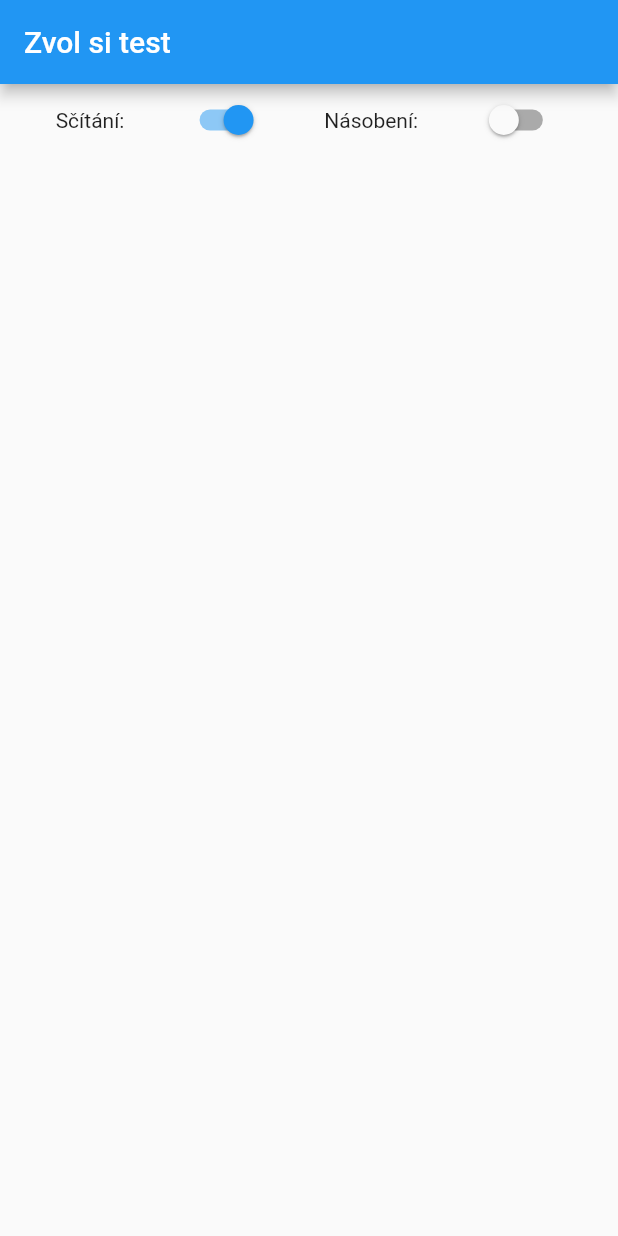
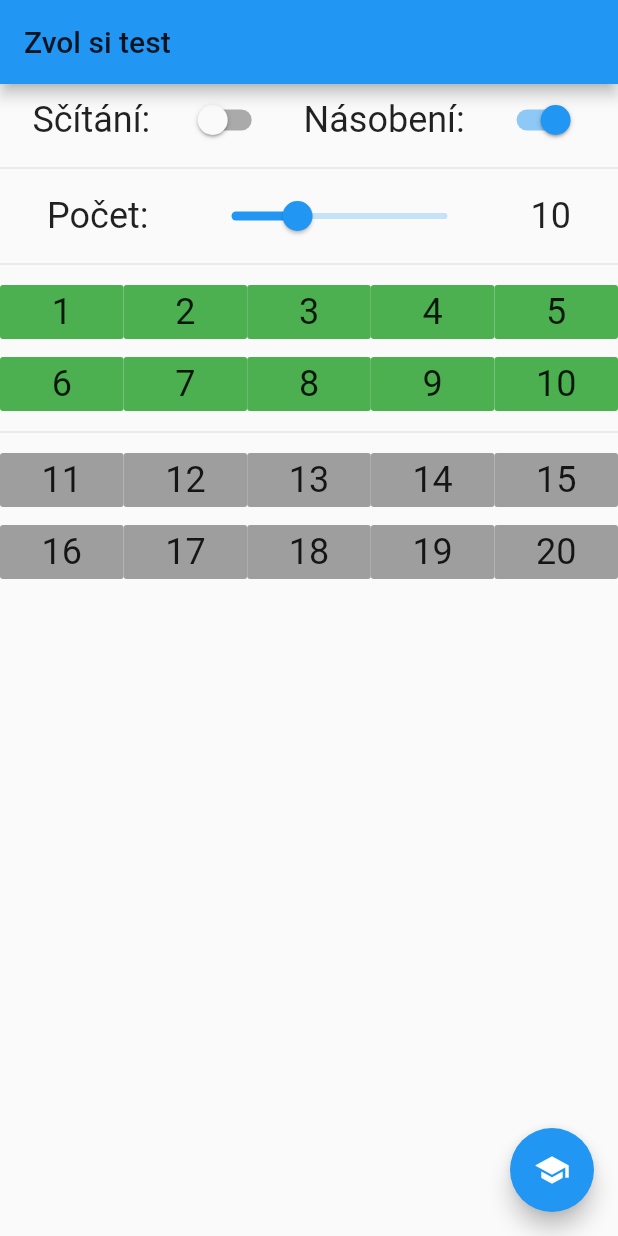
Before and after one commit to shamoh/porcupine, a Flutter app: the screen it shows after launch, on a phone screen of 412 x 824 dp. Run offline on Flutter 3.47's test engine with Material 2 defaults, Android fonts, the phone set to English and light mode, and no system bars.

Commit message:
Number toggles.

```diff
--- a/lib/main.dart
+++ b/lib/main.dart
@@ -18,21 +18,20 @@ class OperationList extends StatefulWidget {
 }
 
 class _OperationListState extends State<OperationList> {
-  bool _addition = true;
-  bool _multiplication = false;
+  bool _addition = false;
+  bool _multiplication = true;
+  int _count = 10;
+  Set<int> _numbers = [1, 2, 3, 4, 5, 6, 7, 8, 9, 10].toSet();
 
-  @override
-  Widget build(BuildContext context) {
-    return new Scaffold(
-        appBar: new AppBar(title: new Text(widget.title)),
-        body: new Column(
-          children: <Widget>[
-            new Row(
+  Widget _switchesWidget() {
+    return new Row(
       mainAxisAlignment: MainAxisAlignment.spaceEvenly,
       children: <Widget>[
-                new Text(
-                  'Sčítání:',
-                ),
+        new Text('Sčítání:',
+            style: Theme
+                .of(context)
+                .textTheme
+                .headline),
         new Switch(
             value: _addition,
             onChanged: (bool newValue) {
@@ -40,9 +39,11 @@ class _OperationListState extends State<OperationList> {
                 _addition = newValue;
               });
             }),
-                new Text(
-                  'Násobení:',
-                ),
+        new Text('Násobení:',
+            style: Theme
+                .of(context)
+                .textTheme
+                .headline),
         new Switch(
             value: _multiplication,
             onChanged: (bool newValue) {
@@ -51,8 +52,149 @@ class _OperationListState extends State<OperationList> {
               });
             }),
       ],
-            )
+    );
+  }
+
+  Widget _countWidget() {
+    final int maxNumber = 30;
+    return new Row(
+      mainAxisAlignment: MainAxisAlignment.spaceEvenly,
+      children: <Widget>[
+        new Text('Počet:',
+            style: Theme
+                .of(context)
+                .textTheme
+                .headline),
+        new Slider(
+            value: _count.toDouble(),
+            min: 1.0,
+            max: maxNumber.toDouble(),
+            divisions: maxNumber,
+            onChanged: (double newValue) {
+              setState(() {
+                _count = newValue.toInt();
+              });
+            }
+        ),
+        new Text('$_count',
+            style: Theme
+                .of(context)
+                .textTheme
+                .headline),
       ],
-        ));
+    );
+  }
+
+  Widget _numbers10Widget() {
+    return new Column(
+        children: <Widget>[
+          new Row(
+              mainAxisAlignment: MainAxisAlignment.spaceAround,
+              children: <Widget>[
+                _createToggleButton(1),
+                _createToggleButton(2),
+                _createToggleButton(3),
+                _createToggleButton(4),
+                _createToggleButton(5),
+              ]
+          ),
+          new Row(
+              mainAxisAlignment: MainAxisAlignment.spaceAround,
+              children: <Widget>[
+                _createToggleButton(6),
+                _createToggleButton(7),
+                _createToggleButton(8),
+                _createToggleButton(9),
+                _createToggleButton(10),
+              ]
+          ),
+          new Divider(),
+          new Row(
+              mainAxisAlignment: MainAxisAlignment.spaceAround,
+              children: <Widget>[
+                _createToggleButton(11),
+                _createToggleButton(12),
+                _createToggleButton(13),
+                _createToggleButton(14),
+                _createToggleButton(15),
+              ]
+          ),
+          new Row(
+              mainAxisAlignment: MainAxisAlignment.spaceAround,
+              children: <Widget>[
+                _createToggleButton(16),
+                _createToggleButton(17),
+                _createToggleButton(18),
+                _createToggleButton(19),
+                _createToggleButton(20),
+              ]
+          ),
+        ]
+    );
+  }
+
+  Widget _createToggleButton(int number) {
+    return new _ToggleButton(
+      number: number,
+      on: _numbers.contains(number),
+      onOn: () => setState(() => _numbers.add(number)),
+      onOff: () => setState(() => _numbers.remove(number)),
+    );
+  }
+
+  Widget _runWidget() {
+    return new FloatingActionButton(
+      onPressed: () {
+        _count++;
+      },
+      tooltip: 'Spustit test',
+      child: new Icon(Icons.school),
+    );
+  }
+
+  @override
+  Widget build(BuildContext context) {
+    return new Scaffold(
+      appBar: new AppBar(title: new Text(widget.title,
+          style: Theme
+              .of(context)
+              .textTheme
+              .title)),
+      body: new Column(
+        children: <Widget>[
+          _switchesWidget(),
+          new Divider(),
+          _countWidget(),
+          new Divider(),
+          _numbers10Widget(),
+        ],
+      ),
+      floatingActionButton: _runWidget(),
+    );
   }
 }
+
+class _ToggleButton extends StatelessWidget {
+  final int number;
+  final bool on;
+  final VoidCallback onOn;
+  final VoidCallback onOff;
+
+  _ToggleButton({this.number, this.on, this.onOn, this.onOff});
+
+  @override
+  Widget build(BuildContext context) {
+    return new Expanded(
+        child: new FlatButton(
+            onPressed: on ? onOff : onOn,
+            color: on ? Colors.green : Colors.grey,
+            child: new Text('$number',
+                style: Theme
+                    .of(context)
+                    .textTheme
+                    .headline)
+        )
+    );
+  }
+
+}
```
Lines whose indentation alone changed are shown as unchanged.
